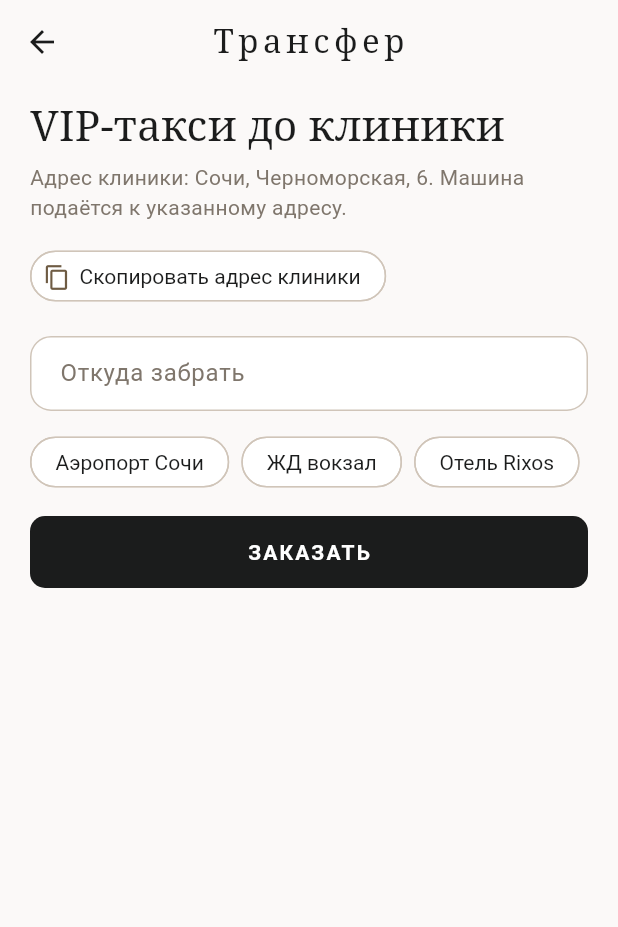
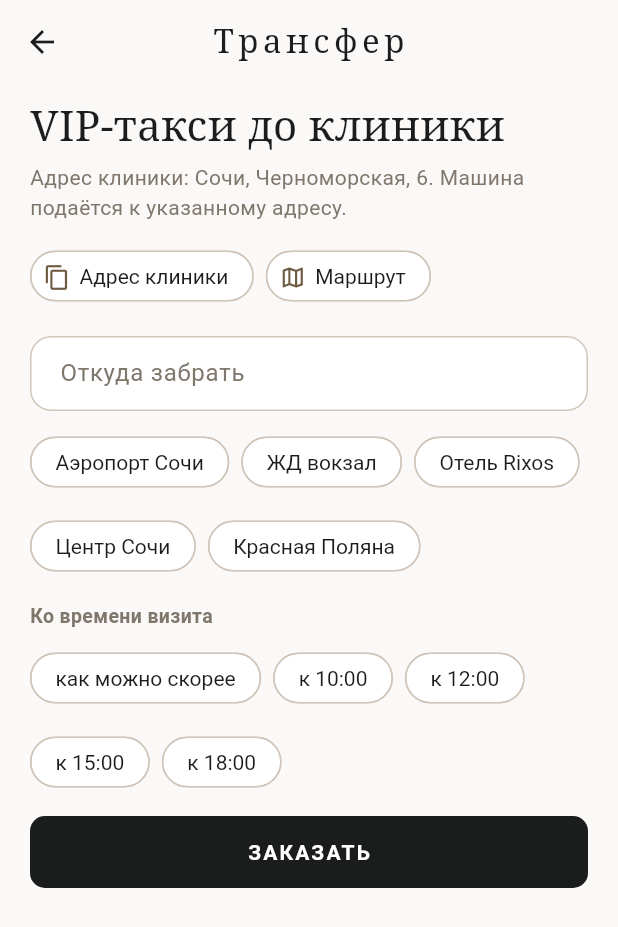
Before and after one commit to sifonyarya-afk/cult, a Flutter app: the AboutPage screen opened directly, after a tap on "Трансфер", on a phone screen of 412 x 824 dp. Shown: the top 927 px of the screen. Run offline on Flutter 3.47's test engine with Material 3 defaults, Android fonts, the phone set to English and light mode, and no system bars; our stand-ins replace shared_preferences; accounts and stored records are empty.

```diff
--- a/mobile/lib/pages/info.dart
+++ b/mobile/lib/pages/info.dart
@@ -300,11 +300,41 @@ class AboutPage extends StatelessWidget {
                 },
               ),
               ActionChip(
+                avatar: const Icon(Icons.map_outlined, size: 18),
+                label: const Text('Маршрут'),
+                onPressed: () {
+                  cultTapFeedback();
+                  openExternal(
+                    'https://maps.google.com/?q=${Uri.encodeComponent('Сочи, Черноморская, 6')}',
+                    context: context,
+                  );
+                },
+              ),
+              ActionChip(
+                avatar: const Icon(Icons.phone_outlined, size: 18),
+                label: const Text('Позвонить'),
+                onPressed: () {
+                  cultTapFeedback();
+                  openExternal('tel:+74950000007', context: context);
+                },
+              ),
+              ActionChip(
                 avatar: const Icon(Icons.directions_car_outlined, size: 18),
                 label: const Text('Трансфер'),
                 onPressed: () {
                   cultTapFeedback();
                   pushPage(context, const TransferPage());
+                },
+              ),
+              ActionChip(
+                avatar: const Icon(Icons.wifi_outlined, size: 18),
+                label: const Text('Wi‑Fi Guest'),
+                onPressed: () {
+                  Clipboard.setData(
+                    const ClipboardData(text: 'CULT Guest — пароль на ресепшен'),
+                  );
+                  cultTapFeedback();
+                  showCultSnack(context, 'Подсказка Wi‑Fi скопирована');
                 },
               ),
             ],
@@ -824,11 +854,18 @@ class _TransferPageState extends State<TransferPage> {
   final _from = TextEditingController();
   var _done = false;
   var _error = '';
+  String? _when;
 
   @override
   void dispose() {
     _from.dispose();
     super.dispose();
+  }
+
+  String get _summary {
+    final when = _when;
+    return 'Трансфер CULT: ${_from.text.trim()} → Черноморская, 6'
+        '${when == null ? '' : ' · ко времени $when'}';
   }
 
   @override
@@ -853,11 +890,13 @@ class _TransferPageState extends State<TransferPage> {
               style: TextStyle(color: Cult.muted, height: 1.4),
             ),
             const SizedBox(height: 12),
-            Align(
-              alignment: Alignment.centerLeft,
-              child: ActionChip(
+            Wrap(
+              spacing: 8,
+              runSpacing: 8,
+              children: [
+                ActionChip(
                   avatar: const Icon(Icons.copy_outlined, size: 18),
-                label: const Text('Скопировать адрес клиники'),
+                  label: const Text('Адрес клиники'),
                   onPressed: () {
                     Clipboard.setData(
                       const ClipboardData(text: 'Сочи, Черноморская, 6'),
@@ -866,12 +905,26 @@ class _TransferPageState extends State<TransferPage> {
                     showCultSnack(context, 'Адрес скопирован');
                   },
                 ),
+                ActionChip(
+                  avatar: const Icon(Icons.map_outlined, size: 18),
+                  label: const Text('Маршрут'),
+                  onPressed: () {
+                    cultTapFeedback();
+                    openExternal(
+                      'https://maps.google.com/?q=${Uri.encodeComponent('Сочи, Черноморская, 6')}',
+                      context: context,
+                    );
+                  },
+                ),
+              ],
             ),
             const SizedBox(height: 16),
             AnimatedSwitcher(
               duration: const Duration(milliseconds: 300),
               child: _done
-                ? CultCard(
+                  ? Semantics(
+                      label: 'Заявка на трансфер принята',
+                      child: CultCard(
                         key: const ValueKey('transfer-done'),
                         child: Column(
                           children: [
@@ -892,7 +945,9 @@ class _TransferPageState extends State<TransferPage> {
                             Text('Заявка принята', style: cultHeadline(22)),
                             const SizedBox(height: 8),
                             Text(
-                          'Заберём с «${_from.text.trim()}». Водитель напишет в чат администратора.',
+                              'Заберём с «${_from.text.trim()}»'
+                              '${_when == null ? '' : ' ко времени $_when'}'
+                              '. Водитель напишет в чат администратора.',
                               textAlign: TextAlign.center,
                               style: const TextStyle(
                                 color: Cult.muted,
@@ -910,10 +965,7 @@ class _TransferPageState extends State<TransferPage> {
                             TextButton(
                               onPressed: () {
                                 Clipboard.setData(
-                              ClipboardData(
-                                text:
-                                    'Трансфер CULT: ${_from.text.trim()} → Черноморская, 6',
-                              ),
+                                  ClipboardData(text: _summary),
                                 );
                                 cultTapFeedback();
                                 showCultSnack(context, 'Заявка скопирована');
@@ -921,6 +973,7 @@ class _TransferPageState extends State<TransferPage> {
                               child: const Text('Скопировать заявку'),
                             ),
                           ],
+                        ),
                       ),
                     )
                   : Column(
@@ -930,6 +983,11 @@ class _TransferPageState extends State<TransferPage> {
                         TextField(
                           controller: _from,
                           textCapitalization: TextCapitalization.sentences,
+                          textInputAction: TextInputAction.done,
+                          autofillHints: const [
+                            AutofillHints.fullStreetAddress,
+                            AutofillHints.streetAddressLine1,
+                          ],
                           decoration: const InputDecoration(
                             labelText: 'Откуда забрать',
                             hintText: 'Отель, аэропорт или адрес',
@@ -944,6 +1002,8 @@ class _TransferPageState extends State<TransferPage> {
                               'Аэропорт Сочи',
                               'ЖД вокзал',
                               'Отель Rixos',
+                              'Центр Сочи',
+                              'Красная Поляна',
                             ])
                               ActionChip(
                                 label: Text(place),
@@ -952,6 +1012,39 @@ class _TransferPageState extends State<TransferPage> {
                                   setState(() {
                                     _from.text = place;
                                     _error = '';
+                                  });
+                                },
+                              ),
+                          ],
+                        ),
+                        const SizedBox(height: 14),
+                        const Text(
+                          'Ко времени визита',
+                          style: TextStyle(
+                            color: Cult.muted,
+                            fontSize: 13,
+                            fontWeight: FontWeight.w600,
+                          ),
+                        ),
+                        const SizedBox(height: 8),
+                        Wrap(
+                          spacing: 8,
+                          runSpacing: 8,
+                          children: [
+                            for (final slot in const [
+                              'как можно скорее',
+                              'к 10:00',
+                              'к 12:00',
+                              'к 15:00',
+                              'к 18:00',
+                            ])
+                              ChoiceChip(
+                                label: Text(slot),
+                                selected: _when == slot,
+                                onSelected: (_) {
+                                  cultTapFeedback();
+                                  setState(() {
+                                    _when = _when == slot ? null : slot;
                                   });
                                 },
                               ),
@@ -967,13 +1060,15 @@ class _TransferPageState extends State<TransferPage> {
                           onPressed: () {
                             if (_from.text.trim().length < 5) {
                               setState(
-                              () => _error = 'Укажите адрес, откуда забрать.',
+                                () =>
+                                    _error = 'Укажите адрес, откуда забрать.',
                               );
                               return;
                             }
                             store.sendMessage(
                               'admin',
-                            'Трансфер: забрать с «${_from.text.trim()}» → Черноморская, 6.',
+                              'Трансфер: забрать с «${_from.text.trim()}» → Черноморская, 6'
+                              '${_when == null ? '' : ' · $_when'}.',
                             );
                             HapticFeedback.mediumImpact();
                             setState(() {
```
Also changed, not shown: mobile/lib/main.dart (+9 -2 lines), 1 other file. Lines whose indentation alone changed are shown as unchanged.
